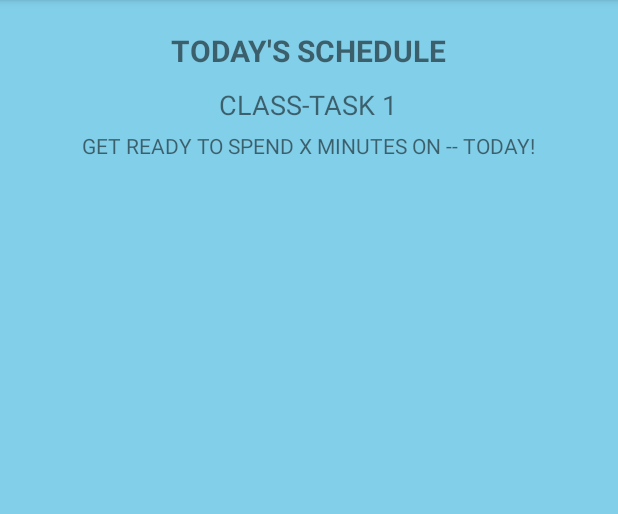
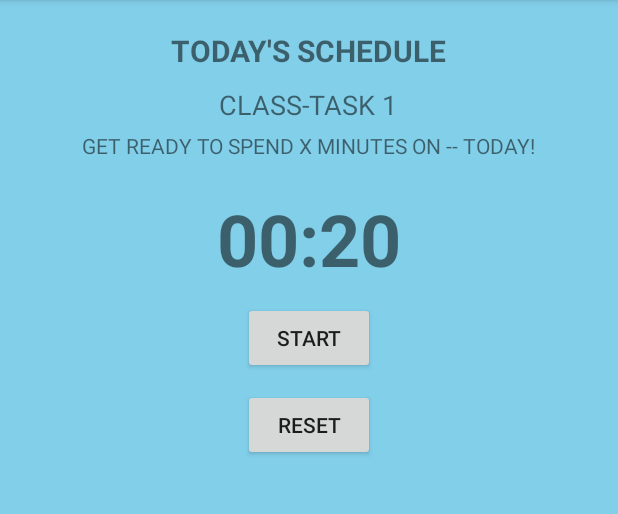
Before and after one commit to andycheng2018/SwiftTasks, an Android app: the NewTaskActivity screen opened directly, with no data from a screen before it, on a phone screen of 412 x 824 dp, the part 84-598 px from its top. Run offline under Robolectric (Android 15) with nearby library versions, the phone set to English and light mode, and no system bars.

Commit message:
recent changes

```diff
--- a/app/src/main/res/layout/fragment_task_screen.xml
+++ b/app/src/main/res/layout/fragment_task_screen.xml
@@ -2,6 +2,7 @@
     android:layout_width="match_parent"
     android:layout_height="match_parent"
     android:background="#82CFEA">
+
 
     <TextView
         android:id="@+id/tv_schedule"
@@ -13,6 +14,7 @@
         android:layout_centerHorizontal="true"
         android:layout_marginTop="20dp"/>
 
+
     <TextView
         android:id="@+id/tv_task_title"
         android:layout_width="wrap_content"
@@ -23,6 +25,7 @@
         android:layout_centerHorizontal="true"
         android:layout_marginTop="10dp"/>
 
+
     <TextView
         android:id="@+id/tv_task_description"
         android:layout_width="wrap_content"
@@ -31,4 +34,38 @@
         android:layout_below="@id/tv_task_title"
         android:layout_centerHorizontal="true"
         android:layout_marginTop="5dp"/>
+
+
+    <TextView
+        android:id="@+id/countdownText"
+        android:layout_width="wrap_content"
+        android:layout_height="wrap_content"
+        android:text="00:20"
+        android:textSize="48sp"
+        android:textStyle="bold"
+        android:layout_below="@id/tv_task_description"
+        android:layout_centerHorizontal="true"
+        android:layout_marginTop="20dp"/>
+
+
+    <Button
+        android:id="@+id/startPauseButton"
+        android:layout_width="wrap_content"
+        android:layout_height="wrap_content"
+        android:text="Start"
+        android:layout_below="@id/countdownText"
+        android:layout_centerHorizontal="true"
+        android:layout_marginTop="10dp"/>
+
+
+    <Button
+        android:id="@+id/resetButton"
+        android:layout_width="wrap_content"
+        android:layout_height="wrap_content"
+        android:text="Reset"
+        android:layout_below="@id/startPauseButton"
+        android:layout_centerHorizontal="true"
+        android:layout_marginTop="10dp"/>
+
+
 </RelativeLayout>
```
Also changed, not shown: app/src/main/java/com/example/scheduleapp/Task.java (+9 -0 lines), app/src/main/java/com/example/scheduleapp/TaskFragment.java (+89 -1 lines).
